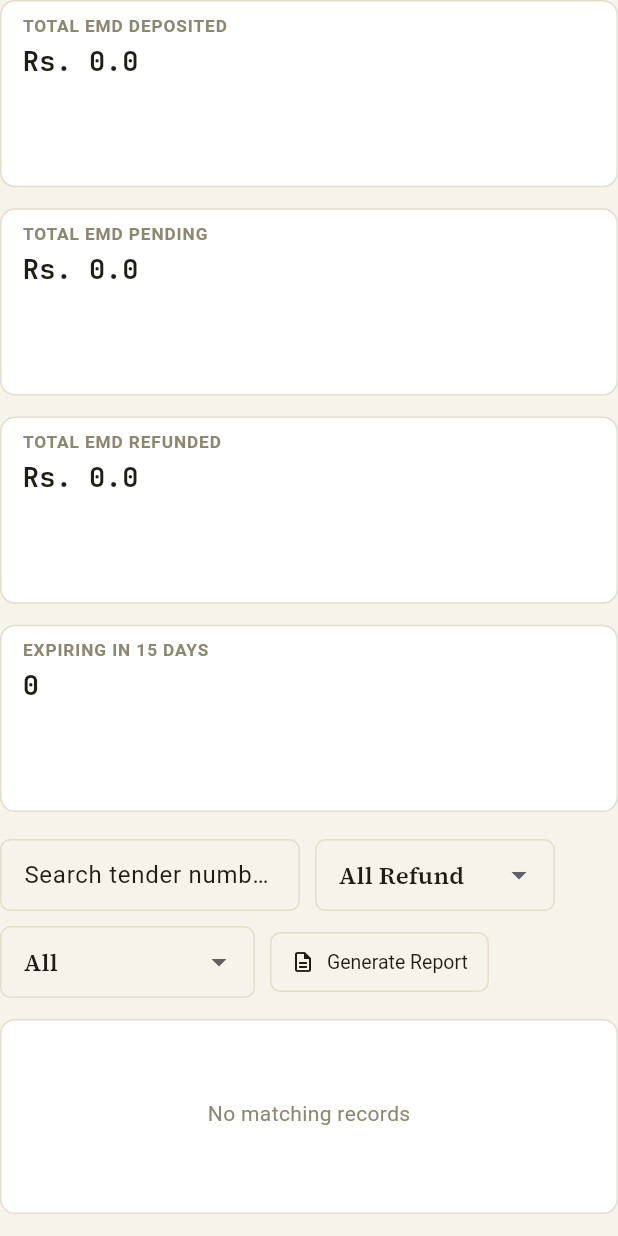
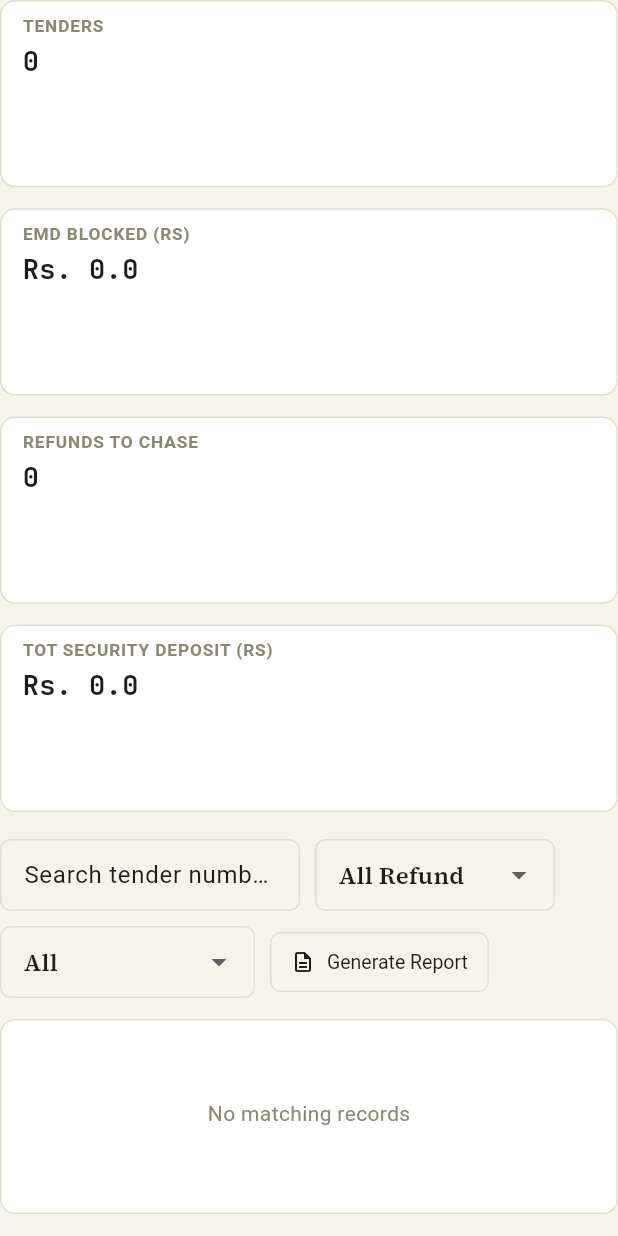
Before and after one commit to shivhegde/AiOffice, a Flutter app: the TenderEmdScreen widget shown alone on an empty page, opened directly, on a phone screen of 412 x 824 dp. Run offline on Flutter 3.47's test engine with Material 3 defaults, Android fonts, the phone set to English and light mode, and no system bars; our stand-ins replace cloud_firestore, file_picker, firebase_auth, firebase_core, firebase_storage, flutter_riverpod and 6 more; missing offline and left inert: desktop_drop; accounts and stored records are empty.

Commit message:
Tender & EMD: tender status, new dashboard tiles, PDF/Excel report
- Tender Status (Active/Closed) field in form and table; existing
  tenders default to Active
- Dashboard tiles: Tenders (active), EMD Blocked, Refunds to Chase,
  Tot Security Deposit
- Generate Report can download as PDF or Excel

Co-Authored-By: Claude Opus 5.5 <noreply@anthropic.com>

```diff
--- a/lib/features/tender_emd/data/tender_repository.dart
+++ b/lib/features/tender_emd/data/tender_repository.dart
@@ -44,6 +44,7 @@ class TenderRepository {
       tenderName: draft.tenderName,
       departmentName: draft.departmentName,
       category: draft.category,
+      status: draft.status,
       publishDate: draft.publishDate,
       submissionDate: draft.submissionDate,
       emdAmount: draft.emdAmount,
--- a/lib/features/tender_emd/domain/tender.dart
+++ b/lib/features/tender_emd/domain/tender.dart
@@ -13,6 +13,7 @@ class Tender {
     required this.tenderName,
     required this.departmentName,
     required this.category,
+    this.status = TenderStatus.active,
     required this.publishDate,
     required this.submissionDate,
     required this.emdAmount,
@@ -38,6 +39,7 @@ class Tender {
   final String tenderName;
   final String departmentName;
   final TenderCategory category;
+  final TenderStatus status;
   final DateTime publishDate;
   final DateTime submissionDate;
 
@@ -87,6 +89,7 @@ class Tender {
       tenderName: data['tenderName'] as String? ?? '',
       departmentName: data['departmentName'] as String? ?? '',
       category: TenderCategory.fromWireValue(data['category'] as String?),
+      status: TenderStatus.fromWireValue(data['status'] as String?),
       publishDate: (data['publishDate'] as Timestamp?)?.toDate() ?? DateTime.now(),
       submissionDate: (data['submissionDate'] as Timestamp?)?.toDate() ?? DateTime.now(),
       emdAmount: (data['emdAmount'] as num?)?.toDouble() ?? 0,
@@ -120,6 +123,7 @@ class Tender {
       'tenderName': tenderName,
       'departmentName': departmentName,
       'category': category.wireValue,
+      'status': status.wireValue,
       'publishDate': Timestamp.fromDate(publishDate),
       'submissionDate': Timestamp.fromDate(submissionDate),
       'emdAmount': emdAmount,
--- a/lib/features/tender_emd/domain/tender_enums.dart
+++ b/lib/features/tender_emd/domain/tender_enums.dart
@@ -44,3 +44,17 @@ enum RefundStatus {
     return RefundStatus.values.firstWhere((s) => s.wireValue == value, orElse: () => RefundStatus.pending);
   }
 }
+
+enum TenderStatus {
+  active('active', 'Active'),
+  closed('closed', 'Closed');
+
+  const TenderStatus(this.wireValue, this.label);
+
+  final String wireValue;
+  final String label;
+
+  static TenderStatus fromWireValue(String? value) {
+    return TenderStatus.values.firstWhere((s) => s.wireValue == value, orElse: () => TenderStatus.active);
+  }
+}
--- a/lib/features/tender_emd/presentation/tender_emd_screen.dart
+++ b/lib/features/tender_emd/presentation/tender_emd_screen.dart
@@ -20,14 +20,17 @@ class TenderEmdScreen extends ConsumerWidget {
 
     return allAsync.when(
       data: (all) {
-        final deposited = all.fold<double>(0, (sum, t) => sum + t.emdAmount);
-        final pending = all
+        final now = DateTime.now();
+        final today = DateTime(now.year, now.month, now.day);
+        final active = all.where((t) => t.status == TenderStatus.active).toList();
+        final activeRefundPending = active.where((t) => t.refundStatus == RefundStatus.pending).toList();
+        final emdBlocked = activeRefundPending.fold<double>(0, (sum, t) => sum + t.emdAmount);
+        final refundsToChase = activeRefundPending
+            .where((t) => t.emdValidUntil != null && t.emdValidUntil!.isBefore(today))
+            .length;
+        final securityDeposit = all
             .where((t) => t.refundStatus == RefundStatus.pending)
             .fold<double>(0, (sum, t) => sum + t.emdAmount);
-        final refunded = all
-            .where((t) => t.refundStatus == RefundStatus.refunded)
-            .fold<double>(0, (sum, t) => sum + t.emdAmount);
-        final expiringSoon = all.where((t) => t.isEmdValidityExpiringSoon).length;
 
         return Column(
           crossAxisAlignment: CrossAxisAlignment.stretch,
@@ -43,10 +46,10 @@ class TenderEmdScreen extends ConsumerWidget {
                   crossAxisSpacing: 14,
                   childAspectRatio: 3.3,
                   children: [
-                    StatTile(label: 'Total EMD Deposited', value: formatCurrencyCompact(deposited)),
-                    StatTile(label: 'Total EMD Pending', value: formatCurrencyCompact(pending)),
-                    StatTile(label: 'Total EMD Refunded', value: formatCurrencyCompact(refunded)),
-                    StatTile(label: 'Expiring in 15 Days', value: '$expiringSoon'),
+                    StatTile(label: 'Tenders', value: '${active.length}'),
+                    StatTile(label: 'EMD Blocked (Rs)', value: formatCurrencyCompact(emdBlocked)),
+                    StatTile(label: 'Refunds to Chase', value: '$refundsToChase'),
+                    StatTile(label: 'Tot Security Deposit (Rs)', value: formatCurrencyCompact(securityDeposit)),
                   ],
                 );
               },
--- a/lib/features/tender_emd/presentation/widgets/tender_data_table.dart
+++ b/lib/features/tender_emd/presentation/widgets/tender_data_table.dart
@@ -32,6 +32,7 @@ class TenderDataTable extends ConsumerWidget {
         DataColumn(label: Text('Type')),
         DataColumn(label: Text('Publish Date')),
         DataColumn(label: Text('Submitted')),
+        DataColumn(label: Text('Tender Status')),
         DataColumn(label: Text('Refund Status')),
         DataColumn(label: Text('')),
       ],
@@ -48,6 +49,12 @@ class TenderDataTable extends ConsumerWidget {
               DataCell(Text(tender.emdType.label)),
               DataCell(Text(formatDisplayDate(tender.publishDate))),
               DataCell(Text(formatDisplayDate(tender.submissionDate))),
+              DataCell(
+                StatusChip(
+                  label: tender.status.label,
+                  variant: tender.status == TenderStatus.active ? StatusChipVariant.good : StatusChipVariant.neutral,
+                ),
+              ),
               DataCell(_RefundStatusChip(tender: tender)),
               DataCell(_RowActions(tender: tender)),
             ],
```
Also changed, not shown: lib/features/tender_emd/presentation/tender_form_slideover.dart (+12 -0 lines), lib/features/tender_emd/presentation/tender_report_panel.dart (+32 -5 lines).
